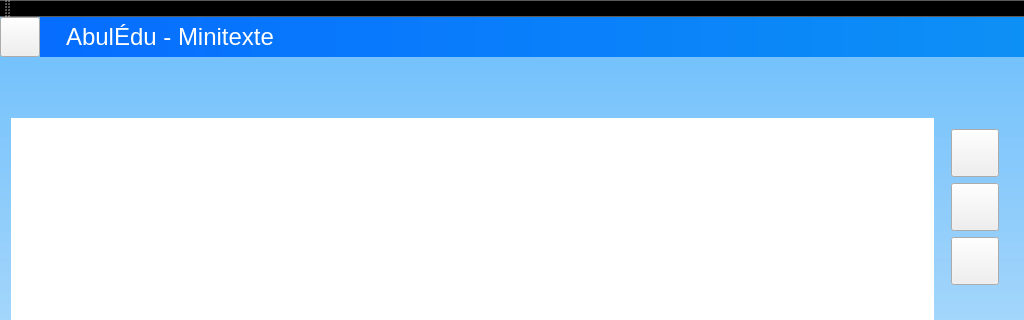
First picture: the form in mainwindow.ui, repository Txikilinux/abuledu-minitexte, before the edit; both pictures show x 0 to 1024 and y 0 to 320 of the 1024 by 600 pixel window.
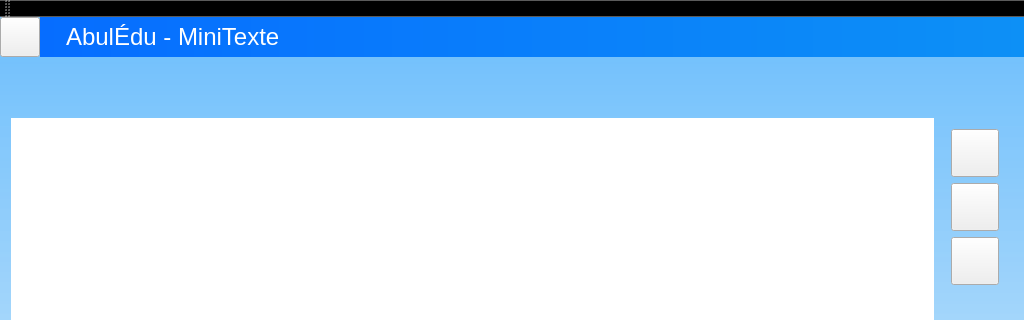
Second picture: the form after the edit. Icons and pictures are not drawn. Custom widgets are drawn as their Qt base class.

```diff
--- a/mainwindow.ui
+++ b/mainwindow.ui
@@ -126,7 +126,7 @@
 }</string>
        </property>
        <property name="text">
-        <string>AbulÉdu - Minitexte</string>
+        <string>AbulÉdu - MiniTexte</string>
        </property>
       </widget>
      </item>
```
